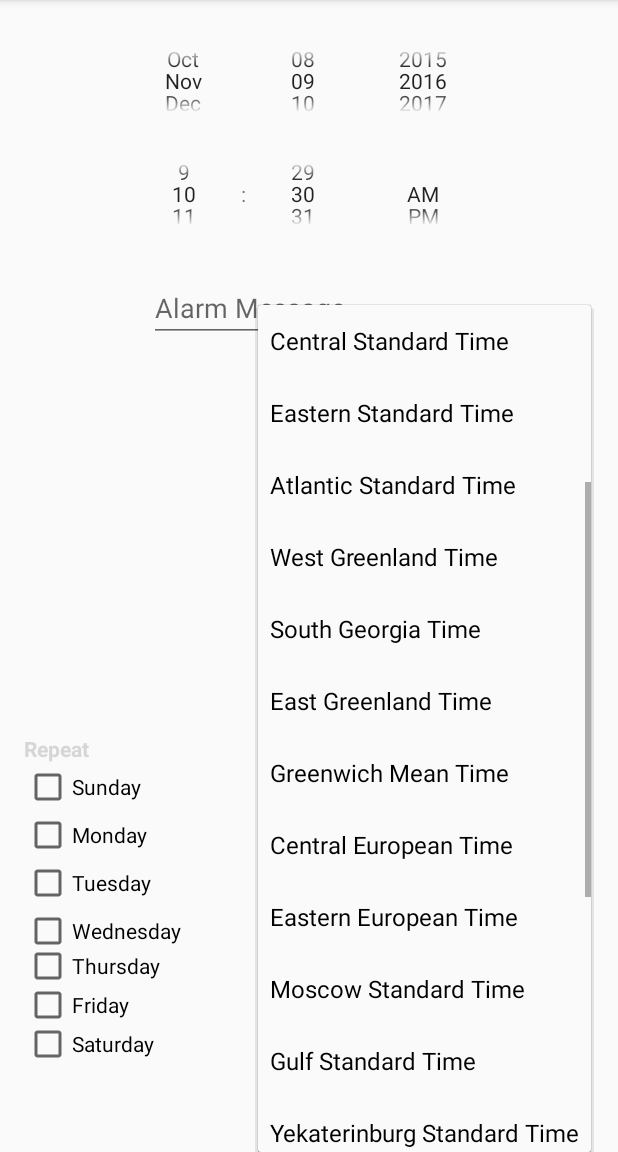
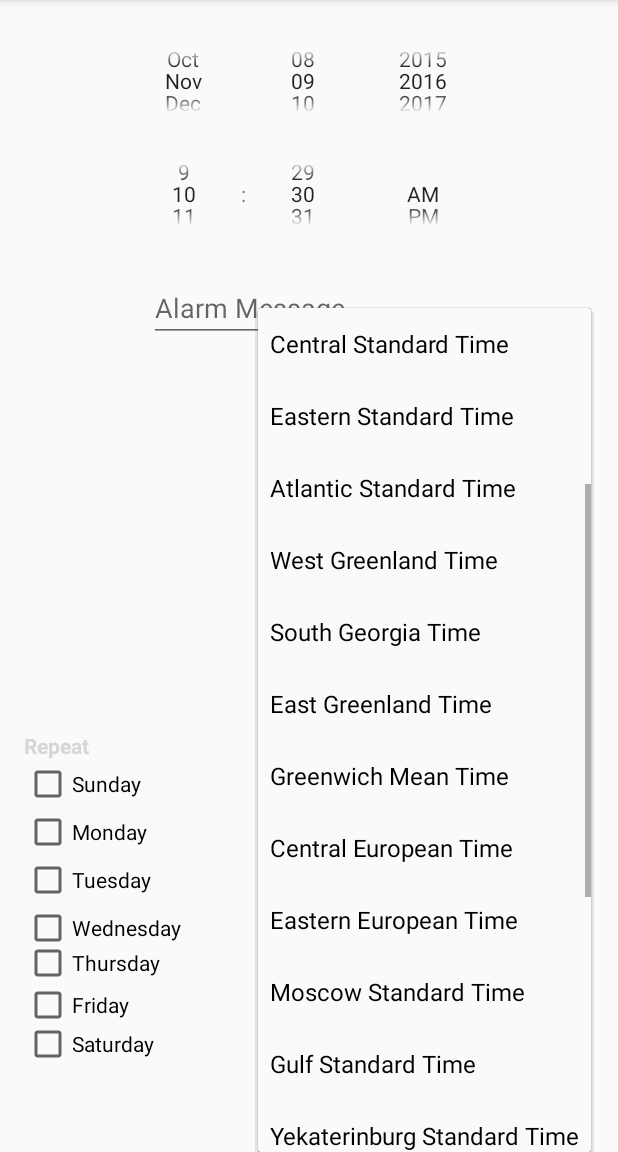
Before and after one commit to andrewjamen/Clock, an Android app: the SetAlarm screen opened directly, with no data from a screen before it, after a tap on "Central Standard Time", on a phone screen of 412 x 824 dp, the part 84-1236 px from its top. Run offline under Robolectric (Android 15) with nearby library versions, the phone set to English and light mode, and no system bars.

Commit message:
check box shit  -Luke

```diff
--- a/app/src/main/java/amen/clock/SetAlarm.java
+++ b/app/src/main/java/amen/clock/SetAlarm.java
@@ -58,7 +58,13 @@ public class SetAlarm extends AppCompatActivity {
         alarmMessage = (EditText) findViewById(R.id.alarmMessage);
         timeZoneSpinner = (Spinner) findViewById(R.id.timeZoneSpinner);
         Button setAlarm = (Button) findViewById(R.id.setAlarmButton);
-
+        sunday = (CheckBox) findViewById(R.id.sundayCheckBox);
+        monday = (CheckBox) findViewById(R.id.mondayCheckBox);
+        tuesday = (CheckBox) findViewById(R.id.tuesdayCheckBox);
+        wednesday = (CheckBox) findViewById(R.id.wednesdayCheckBox);
+        thursday = (CheckBox) findViewById(R.id.thursdayCheckBox);
+        friday = (CheckBox) findViewById(R.id.fridayCheckBox);
+        saturday = (CheckBox) findViewById(R.id.saturdayCheckBox);
 
         //This fills the timezone spinner with all the timezones
         ArrayAdapter<CharSequence> adapter =
@@ -299,7 +305,7 @@ public class SetAlarm extends AppCompatActivity {
                 }
 
                 //Auto generated permission check end
-                Location location = locationMgr.getLastKnownLocation(provider);
+                location = locationMgr.getLastKnownLocation(provider);
 
                 /*
                 From Rishi
--- a/app/src/main/res/layout/activity_set_alarm.xml
+++ b/app/src/main/res/layout/activity_set_alarm.xml
@@ -25,7 +25,6 @@
         android:layout_width="wrap_content"
         android:layout_height="75dp"
         android:id="@+id/timePicker"
-
         android:timePickerMode="spinner"
         android:layout_below="@+id/datePicker"
         android:layout_alignRight="@+id/datePicker"
@@ -60,16 +59,6 @@
         android:layout_alignBottom="@+id/saturdayCheckBox"
         android:layout_alignParentLeft="true"
         android:layout_alignParentStart="true" />
-
-    <CheckBox
-        android:text="Wednesday"
-        android:layout_width="wrap_content"
-        android:layout_height="wrap_content"
-        android:id="@+id/wednesdayCheckBox"
-        android:layout_above="@+id/saturdayCheckBox"
-        android:layout_alignParentLeft="true"
-        android:layout_alignParentStart="true"
-        android:layout_marginBottom="43dp" />
 
     <CheckBox
         android:text="Thursday"
@@ -156,4 +145,14 @@
         android:layout_marginEnd="18dp"
         android:id="@+id/setAlarmButton" />
 
+    <CheckBox
+        android:text="Wednesday"
+        android:layout_width="wrap_content"
+        android:layout_height="wrap_content"
+        android:id="@+id/wednesdayCheckBox"
+        android:layout_marginBottom="19dp"
+        android:layout_above="@+id/fridayCheckBox"
+        android:layout_alignParentLeft="true"
+        android:layout_alignParentStart="true" />
+
 </RelativeLayout>
```
